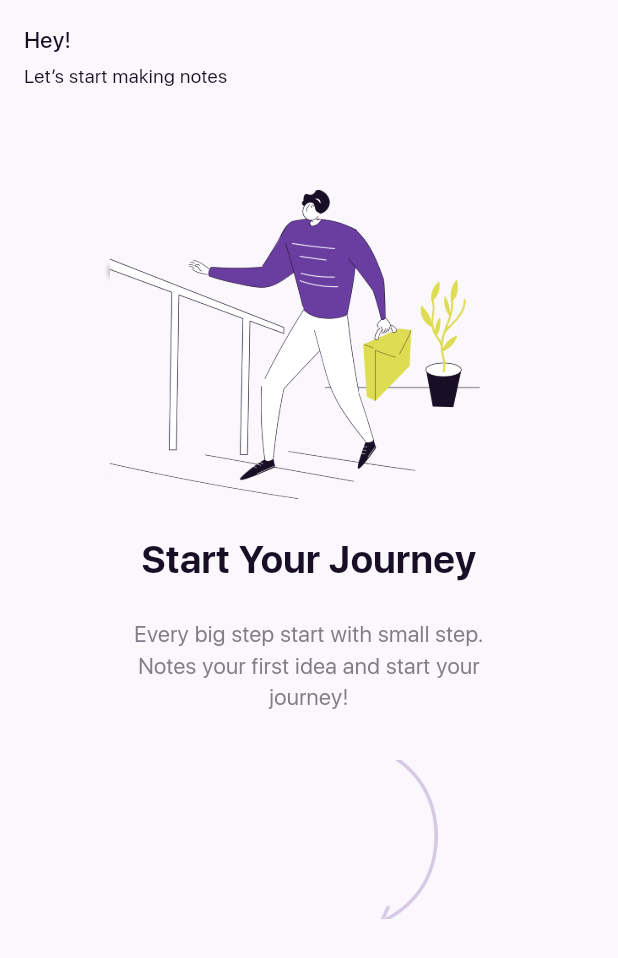
After one commit to TarekLotfy30/notable, a Flutter app: the HomeScreen screen opened directly, on a phone screen of 412 x 824 dp. The commit adds this screen. Shown: the top 958 px of the screen. Run offline on Flutter 3.47's test engine with Material 3 defaults, Android fonts, the phone set to English and light mode, and no system bars; our stand-ins replace animated_text_kit, dio, flutter_bloc, flutter_screenutil, flutter_svg, persistent_bottom_nav_bar_v2 and 2 more; accounts and stored records are empty; network calls fail.

Commit message:
get all tasks , home screen

```diff
--- a/lib/notable_app.dart
+++ b/lib/notable_app.dart
@@ -3,6 +3,7 @@ import 'package:flutter_bloc/flutter_bloc.dart';
 import 'package:flutter_screenutil/flutter_screenutil.dart';
 import 'package:notable/view/screens/splash/splash_screen.dart';
 import 'package:notable/view_model/bloc/shared_home/shared_home_cubit.dart';
+import 'package:notable/view_model/bloc/task/tasks_cubit.dart';
 import 'package:notable/view_model/utils/themes/app_theme.dart';
 
 import 'view_model/bloc/auth/auth_cubit.dart';
@@ -19,6 +20,7 @@ class NotableApp extends StatelessWidget {
         providers: [
           BlocProvider(create: (context) => AuthCubit()),
           BlocProvider(create: (context) => SharedHomeCubit()),
+          BlocProvider(create: (context) => TasksCubit()),
         ],
         child: MaterialApp(
           debugShowCheckedModeBanner: false,
--- /dev/null
+++ b/lib/view/components/home_screen/build_empty_tasks.dart
@@ -0,0 +1,60 @@
+import 'package:flutter/material.dart';
+import 'package:flutter_screenutil/flutter_screenutil.dart';
+import 'package:notable/view_model/utils/colors/app_colors.dart';
+import 'package:notable/view_model/utils/functions/functions.dart';
+import 'package:notable/view_model/utils/styles/font_weight_helper.dart';
+import 'package:notable/view_model/utils/styles/text_style.dart';
+
+class BuildEmptyTasks extends StatelessWidget {
+  const BuildEmptyTasks({
+    super.key,
+  });
+
+  @override
+  Widget build(BuildContext context) {
+    return Column(
+      mainAxisAlignment: MainAxisAlignment.center,
+      crossAxisAlignment: CrossAxisAlignment.center,
+      children: [
+        Image.asset(
+          "assets/images/illustration/Illustration.png",
+          height: 240.h,
+          width: 240.w,
+          fit: BoxFit.cover,
+          alignment: Alignment.center,
+        ),
+        verticalSpacing(20),
+        Text(
+          "Start Your Journey",
+          textAlign: TextAlign.center,
+          style: TextStyles.font24Regular.copyWith(
+            fontWeight: FontWeightHelper.bold,
+            color: AppColors.black,
+          ),
+        ),
+        verticalSpacing(20),
+        Padding(
+          padding: const EdgeInsets.only(
+            left: 60,
+            right: 60,
+          ),
+          child: Text(
+            "Every big step start with small step. Notes your first idea and start your journey!",
+            textAlign: TextAlign.center,
+            style: TextStyles.font14Regular.copyWith(
+              color: AppColors.darkGrayColor,
+            ),
+          ),
+        ),
+        verticalSpacing(30),
+        Image.asset(
+          "assets/images/illustration/Arrow.png",
+          height: 100.h,
+          width: 150.w,
+          fit: BoxFit.cover,
+          alignment: Alignment.center,
+        )
+      ],
+    );
+  }
+}
--- a/lib/view/screens/home/home_screen.dart
+++ b/lib/view/screens/home/home_screen.dart
@@ -1,5 +1,11 @@
 import 'package:flutter/material.dart';
-import 'package:flutter_screenutil/flutter_screenutil.dart';
+import 'package:flutter_bloc/flutter_bloc.dart';
+import 'package:notable/view/components/home_screen/build_circular_indicator.dart';
+import 'package:notable/view/components/home_screen/build_empty_tasks.dart';
+import 'package:notable/view/components/home_screen/build_tasks_list.dart';
+import 'package:notable/view_model/bloc/task/tasks_cubit.dart';
+import 'package:notable/view_model/data/local/shared_keys.dart';
+import 'package:notable/view_model/data/local/shared_preferences.dart';
 import 'package:notable/view_model/utils/colors/app_colors.dart';
 import 'package:notable/view_model/utils/functions/functions.dart';
 import 'package:notable/view_model/utils/styles/font_weight_helper.dart';
@@ -10,16 +16,18 @@ class HomeScreen extends StatelessWidget {
 
   @override
   Widget build(BuildContext context) {
-    return Scaffold(
-      body: SafeArea(
-        child: SingleChildScrollView(
+    final taskCubit = TasksCubit.get(context);
+    return BlocProvider.value(
+      value: taskCubit..getAllTasks(),
+      child: Scaffold(
+        body: SafeArea(
           child: Padding(
             padding: const EdgeInsets.symmetric(horizontal: 16, vertical: 16),
             child: Column(
               crossAxisAlignment: CrossAxisAlignment.start,
               children: [
                 Text(
-                  "Hey! Kayla",
+                  "Hey! ${LocalData.get(key: AppSharedKeys.name)}",
                   style: TextStyles.font14Regular.copyWith(
                     fontWeight: FontWeightHelper.medium,
                     color: AppColors.black,
@@ -33,36 +41,20 @@ class HomeScreen extends StatelessWidget {
                     color: AppColors.black,
                   ),
                 ),
-                Container(
-                  padding: const EdgeInsets.symmetric(
-                    horizontal: 11,
-                    vertical: 11,
-                  ),
-                  margin: const EdgeInsets.symmetric(vertical: 10),
-                  decoration: BoxDecoration(
-                    color: AppColors.primaryColor,
-                    borderRadius: BorderRadius.circular(10.r),
-                  ),
-                  width: double.infinity,
-                  child: Column(
-                    crossAxisAlignment: CrossAxisAlignment.start,
-                    children: [
-                      Text(
-                        "Randoms",
-                        style: TextStyles.font14Regular.copyWith(
-                          fontWeight: FontWeightHelper.bold,
-                        ),
+                verticalSpacing(20),
+                BlocBuilder<TasksCubit, TasksState>(
+                  builder: (context, state) {
+                    return Visibility(
+                      visible:
+                          taskCubit.taskModel.data?.tasks?.isNotEmpty ?? false,
+                      replacement: const BuildEmptyTasks(),
+                      child: Visibility(
+                        visible: state is! TasksLoading,
+                        replacement: const BuildCircularIndicator(),
+                        child: BuildTasksList(taskCubit: taskCubit),
                       ),
-                      verticalSpacing(4),
-                      Text(
-                        """
-Last Class by Calculus; focused on design thinking and the need to apply in every aspect of the design. As a designer we need to  empathize with users. """,
-                        style: TextStyles.font12Regular.copyWith(
-                          fontWeight: FontWeightHelper.light,
-                        ),
-                      ),
-                    ],
-                  ),
+                    );
+                  },
                 ),
               ],
             ),
--- a/lib/view/screens/shared_home/shared_home.dart
+++ b/lib/view/screens/shared_home/shared_home.dart
@@ -22,6 +22,8 @@ class SharedHome extends StatelessWidget {
         popAllScreensOnTapOfSelectedTab: true,
         popActionScreens: PopActionScreensType.all,
         // Navigation Bar's items animation properties.
+        resizeToAvoidBottomInset: true,
+        margin: EdgeInsets.zero,
         itemAnimationProperties: const ItemAnimationProperties(
           duration: Duration(milliseconds: 200),
           curve: Curves.ease,
@@ -29,13 +31,13 @@ class SharedHome extends StatelessWidget {
         // Screen transition animation on change of selected tab.
         screenTransitionAnimation: const ScreenTransitionAnimation(
           animateTabTransition: true,
-          curve: Curves.ease,
+          curve: Curves.fastEaseInToSlowEaseOut,
           duration: Duration(milliseconds: 200),
         ),
+        //TODO:STYLE 13
         navBarStyle: NavBarStyle.style15,
         backgroundColor: AppColors.whiteColor,
         hideNavigationBarWhenKeyboardShows: true,
-        stateManagement: true,
       ),
     );
   }
--- a/lib/view_model/bloc/auth/auth_cubit.dart
+++ b/lib/view_model/bloc/auth/auth_cubit.dart
@@ -39,6 +39,7 @@ class AuthCubit extends Cubit<AuthState> {
       //(which usually means that the request was successful),
       if (value?.statusCode == 200 || value?.statusCode == 201) {
         saveData(value?.data);
+        print(value?.data["data"]["token"]);
         emit(AuthSuccessState());
       }
     }).catchError((onError) {
--- a/lib/view_model/bloc/shared_home/shared_home_cubit.dart
+++ b/lib/view_model/bloc/shared_home/shared_home_cubit.dart
@@ -23,52 +23,110 @@ class SharedHomeCubit extends Cubit<SharedHomeState> {
 
   List<Widget> buildScreens() {
     return [
-      HomeScreen(),
-      FinishedScreen(),
-      AddTask(),
-      SearchScreen(),
-      SettingsScreen(),
+      const HomeScreen(),
+      const FinishedScreen(),
+      const AddTask(),
+      const SearchScreen(),
+      const SettingsScreen(),
     ];
   }
 
-  PersistentBottomNavBarItem navBarItem({
-    required String title,
-    required String iconPath,
-    bool addButton = false,
-  }) {
-    return PersistentBottomNavBarItem(
+  List<PersistentBottomNavBarItem> navBarsItems() => [
+        PersistentBottomNavBarItem(
           icon: SvgPicture.asset(
-        iconPath,
-        width: addButton ? 30.h : 24.w,
-        height: addButton ? 30.h : 24.h,
+            AppImages.homeSolid,
+            width: 24.w,
+            height: 24.h,
+          ),
+          inactiveIcon: SvgPicture.asset(
+            AppImages.homeSolid,
             colorFilter: ColorFilter.mode(
-          addButton ? AppColors.whiteColor : AppColors.primaryColor,
+              AppColors.darkGrayColor,
+              BlendMode.srcIn,
+            ),
+            width: 24.w,
+            height: 24.h,
+          ),
+          activeColorPrimary: AppColors.primaryColor,
+          inactiveColorPrimary: AppColors.darkGrayColor,
+          title: 'Home',
+          textStyle: TextStyles.font10Regular,
+        ),
+        PersistentBottomNavBarItem(
+          icon: SvgPicture.asset(
+            AppImages.finishedSolid,
+            width: 24.w,
+            height: 24.h,
+          ),
+          inactiveIcon: SvgPicture.asset(
+            AppImages.finishedSolid,
+            colorFilter: ColorFilter.mode(
+              AppColors.darkGrayColor,
+              BlendMode.srcIn,
+            ),
+            width: 24.w,
+            height: 24.h,
+          ),
+          activeColorPrimary: AppColors.primaryColor,
+          inactiveColorPrimary: AppColors.darkGrayColor,
+          title: 'Finished',
+          textStyle: TextStyles.font10Regular,
+        ),
+        PersistentBottomNavBarItem(
+          icon: SvgPicture.asset(
+            AppImages.add,
+            width: 24.w,
+            height: 24.h,
+          ),
+          activeColorPrimary: AppColors.primaryColor,
+        ),
+        PersistentBottomNavBarItem(
+          icon: SvgPicture.asset(
+            AppImages.search,
+            width: 24.w,
+            height: 24.h,
+            colorFilter: ColorFilter.mode(
+              AppColors.primaryColor,
               BlendMode.srcIn,
             ),
           ),
           inactiveIcon: SvgPicture.asset(
-        iconPath,
+            AppImages.search,
             colorFilter: ColorFilter.mode(
-          addButton ? AppColors.whiteColor : AppColors.darkGrayColor,
+              AppColors.darkGrayColor,
               BlendMode.srcIn,
             ),
-        width: addButton ? 30.w : 24.w,
-        height: addButton ? 30.h : 24.h,
+            width: 24.w,
+            height: 24.h,
           ),
           activeColorPrimary: AppColors.primaryColor,
           inactiveColorPrimary: AppColors.darkGrayColor,
-      title: addButton ? "" : title,
+          title: 'Search',
           textStyle: TextStyles.font10Regular,
-    );
-  }
-
-  List<PersistentBottomNavBarItem> navBarsItems() {
-    return [
-      navBarItem(title: 'Home', iconPath: AppImages.homeSolid),
-      navBarItem(title: 'Finished', iconPath: AppImages.finishedSolid),
-      navBarItem(title: 'Add', iconPath: AppImages.add, addButton: true),
-      navBarItem(title: 'Search', iconPath: AppImages.search),
-      navBarItem(title: 'Settings', iconPath: AppImages.settingsSolid),
+        ),
+        PersistentBottomNavBarItem(
+          icon: SvgPicture.asset(
+            AppImages.settingsSolid,
+            width: 24.w,
+            height: 24.h,
+            colorFilter: ColorFilter.mode(
+              AppColors.primaryColor,
+              BlendMode.srcIn,
+            ),
+          ),
+          inactiveIcon: SvgPicture.asset(
+            AppImages.settingsSolid,
+            colorFilter: ColorFilter.mode(
+              AppColors.darkGrayColor,
+              BlendMode.srcIn,
+            ),
+            width: 24.w,
+            height: 24.h,
+          ),
+          activeColorPrimary: AppColors.primaryColor,
+          inactiveColorPrimary: AppColors.darkGrayColor,
+          title: 'Home',
+          textStyle: TextStyles.font10Regular,
+        ),
       ];
 }
-}
--- /dev/null
+++ b/lib/view_model/bloc/task/tasks_state.dart
@@ -0,0 +1,14 @@
+part of 'tasks_cubit.dart';
+
+abstract class TasksState {}
+
+class TasksInitial extends TasksState {}
+
+class TasksLoading extends TasksState {}
+
+class TasksLoaded extends TasksState {}
+
+class TasksError extends TasksState {
+  final String error;
+  TasksError(this.error);
+}
--- a/lib/view_model/data/remote/dio_helper.dart
+++ b/lib/view_model/data/remote/dio_helper.dart
@@ -12,10 +12,6 @@ class DioHelper {
       BaseOptions(
         baseUrl: EndPoints.baseUrl,
         receiveDataWhenStatusError: true,
-        headers: {
-          'Accept': 'application/json',
-          'Content-Type': 'application/json'
-        },
       ),
     );
   }
@@ -24,15 +20,17 @@ class DioHelper {
     required String endPoint,
     Map<String, dynamic>? body,
     Map<String, dynamic>? params,
-    Map<String, dynamic>? headers,
+    String? token,
   }) async {
+    dio?.options.headers = {
+      'Accept': 'application/json',
+      'Content-Type': 'application/json',
+      'Authorization': 'Bearer $token',
+    };
     return await dio?.get(
       endPoint,
       queryParameters: params,
       data: body,
-      options: Options(
-        headers: headers,
-      ),
     );
   }
 
@@ -42,13 +40,15 @@ class DioHelper {
     Map<String, dynamic>? params,
     Map<String, dynamic>? headers,
   }) async {
+    dio?.options.headers = {
+      'Accept': 'application/json',
+      'Content-Type': 'application/json',
+    };
+
     return await dio?.post(
       endPoint,
       queryParameters: params,
       data: body,
-      options: Options(
-        headers: headers,
-      ),
     );
   }
 }
--- a/lib/view_model/data/remote/endpoints.dart
+++ b/lib/view_model/data/remote/endpoints.dart
@@ -4,6 +4,7 @@ class EndPoints {
   //----------------------Endpoints-----------------------------
   static String get register => "register";
   static String get login => "login";
+  static String get tasks => "tasks";
 }
 
 //https://newsapi.org/
--- a/lib/view_model/utils/styles/text_style.dart
+++ b/lib/view_model/utils/styles/text_style.dart
@@ -40,14 +40,20 @@ class TextStyles {
     fontWeight: FontWeightHelper.regular,
   );
 
+  static TextStyle font12Regular = TextStyle(
+    fontSize: 12.sp,
+    color: AppColors.whiteColor,
+    fontWeight: FontWeightHelper.regular,
+  );
+
   static TextStyle font10Regular = TextStyle(
     fontSize: 10.sp,
     color: AppColors.whiteColor,
     fontWeight: FontWeightHelper.regular,
   );
 
-  static TextStyle font12Regular = TextStyle(
-    fontSize: 12.sp,
+  static TextStyle font8Regular = TextStyle(
+    fontSize: 8.sp,
     color: AppColors.whiteColor,
     fontWeight: FontWeightHelper.regular,
   );
--- a/pubspec.yaml
+++ b/pubspec.yaml
@@ -48,6 +48,7 @@ flutter:
     - assets/images/splash/
     - assets/images/onboarding/
     - assets/images/auth/
+    - assets/images/illustration/
     - assets/icons/
     - assets/svgs/
     - assets/svgs/bottom_nav_bar/
```
Also changed, not shown: lib/model/task/task.dart (added, +208 -0 lines), lib/view/components/home_screen/build_circular_indicator.dart (added, +14 -0 lines), lib/view/components/home_screen/build_tasks_list.dart (added, +28 -0 lines), lib/view/components/widgets/task_card.dart (added, +63 -0 lines), lib/view_model/bloc/task/tasks_cubit.dart (added, +30 -0 lines), assets/images/illustration/Arrow.png (added), assets/images/illustration/Illustration.png (added). Lines whose indentation alone changed are shown as unchanged.
